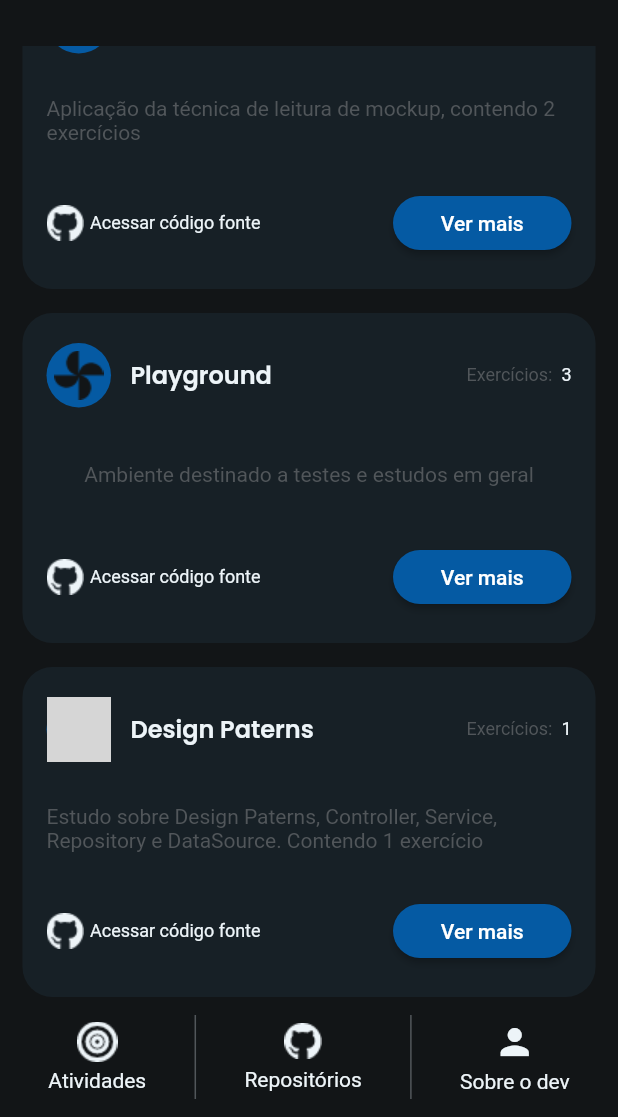
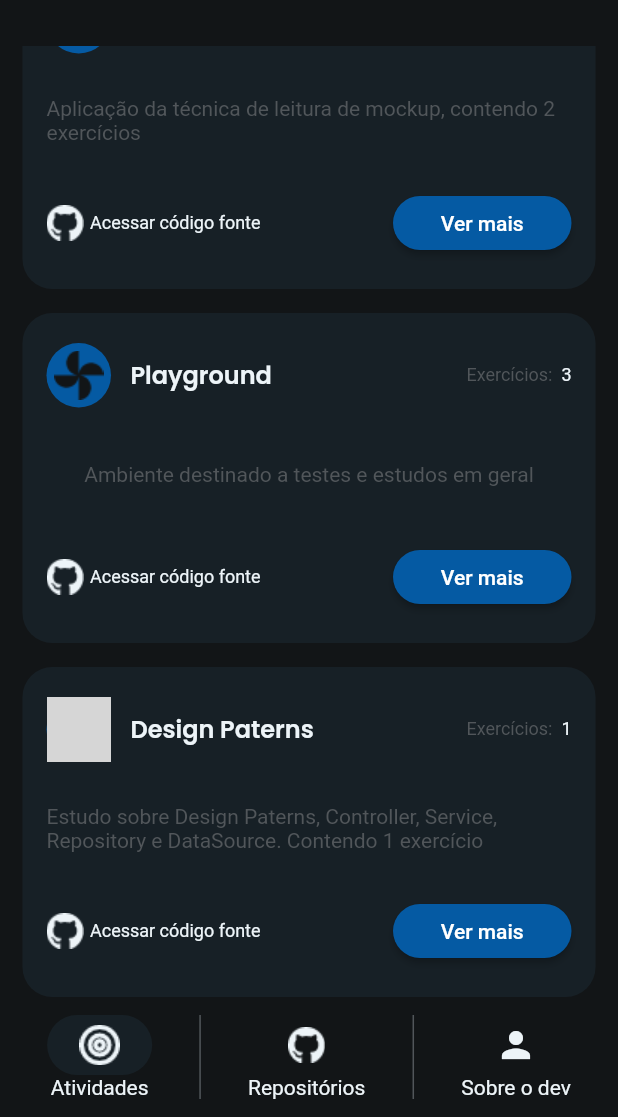
Before and after one commit to rondonVitor/masterclass-app, a Flutter app: the screen it shows after launch, scrolled down 310 dp, on a phone screen of 412 x 824 dp, the part 119-1236 px from its top. Run offline on Flutter 3.47's test engine with Material 2 defaults, Android fonts, the phone set to English and light mode, and no system bars; our stand-ins replace dio, get_it, google_fonts; grey boxes are pictures that could not be loaded.

Commit message:
Added bottom navigation bar functionality

```diff
--- a/lib/app_widget.dart
+++ b/lib/app_widget.dart
@@ -1,4 +1,5 @@
 import 'package:flutter/material.dart';
+import 'package:masterclass_app/modules/about/about_page.dart';
 import 'package:masterclass_app/modules/animations/animations_page.dart';
 import 'package:masterclass_app/modules/animations/challenge1/animations_challenge1_page.dart';
 import 'package:masterclass_app/modules/animations/challenge2/animations_challenge2_page.dart';
@@ -25,6 +26,7 @@ class AppWidget extends StatelessWidget {
       ),
       routes: {
         "/": (context) => const HomePage(),
+        "/about": (context) => const AboutPage(),
         "/animations": (context) => const AnimationsPage(),
         "/animations/challenge1": (context) => const AnimationsChallenge1Page(),
         "/animations/challenge2": (context) => const AnimationsChallenge2Page(),
--- a/lib/main.dart
+++ b/lib/main.dart
@@ -5,6 +5,7 @@ import 'package:masterclass_app/app_widget.dart';
 import 'package:masterclass_app/modules/design_paterns/challenge1/src/products/controllers/product_controller.dart';
 import 'package:masterclass_app/modules/design_paterns/challenge1/src/products/datasources/product_datasource.dart';
 import 'package:masterclass_app/modules/design_paterns/challenge1/src/products/repositories/product_repository.dart';
+import 'package:masterclass_app/shared/widgets/custom_bottom_navigation_bar_widget.dart';
 
 final getIt = GetIt.instance;
 
@@ -14,6 +15,7 @@ void main() {
   getIt.registerFactory<IProductRepository>(
       () => ProductRepository(getIt.get()));
   getIt.registerSingleton(ProductController(getIt.get()));
+  getIt.registerSingleton(SelectedIndex());
 
   runApp(const AppWidget());
 }
--- a/lib/shared/widgets/custom_bottom_navigation_bar_widget.dart
+++ b/lib/shared/widgets/custom_bottom_navigation_bar_widget.dart
@@ -1,9 +1,28 @@
 import 'package:flutter/material.dart';
+import 'package:masterclass_app/main.dart';
+
 import 'package:masterclass_app/shared/themes/app_colors.dart';
 import 'package:masterclass_app/shared/themes/app_images.dart';
 
-class CustomBottomNavigationBarWidget extends StatelessWidget {
+class CustomBottomNavigationBarWidget extends StatefulWidget {
   const CustomBottomNavigationBarWidget({Key? key}) : super(key: key);
+
+  @override
+  State<CustomBottomNavigationBarWidget> createState() =>
+      _CustomBottomNavigationBarWidgetState();
+}
+
+class _CustomBottomNavigationBarWidgetState
+    extends State<CustomBottomNavigationBarWidget> {
+  final selectedIndex = getIt.get<SelectedIndex>();
+
+  @override
+  void initState() {
+    super.initState();
+    selectedIndex.addListener(() {
+      setState(() {});
+    });
+  }
 
   @override
   Widget build(BuildContext context) {
@@ -18,11 +37,30 @@ class CustomBottomNavigationBarWidget extends StatelessWidget {
           crossAxisAlignment: CrossAxisAlignment.center,
           children: [
             GestureDetector(
-              onTap: () {},
+              onTap: () {
+                selectedIndex.value = 0;
+                Navigator.of(context).pushReplacementNamed('/');
+              },
               child: Column(
                 mainAxisAlignment: MainAxisAlignment.spaceEvenly,
                 children: [
-                  Image.asset(AppImages.iconTarget),
+                  selectedIndex.value == 0
+                      ? Container(
+                          width: 70,
+                          height: 40,
+                          decoration: BoxDecoration(
+                            color: AppColors.card,
+                            borderRadius: const BorderRadius.all(
+                              Radius.circular(20),
+                            ),
+                          ),
+                          child: Image.asset(AppImages.iconTarget),
+                        )
+                      : SizedBox(
+                          width: 70,
+                          height: 40,
+                          child: Image.asset(AppImages.iconTarget),
+                        ),
                   Text(
                     'Atividades',
                     style: TextStyle(color: AppColors.highlight),
@@ -35,11 +73,30 @@ class CustomBottomNavigationBarWidget extends StatelessWidget {
               decoration: BoxDecoration(color: AppColors.description),
             ),
             GestureDetector(
-              onTap: () {},
+              onTap: () {
+                selectedIndex.value = 1;
+                Navigator.of(context).pushReplacementNamed('/');
+              },
               child: Column(
                 mainAxisAlignment: MainAxisAlignment.spaceEvenly,
                 children: [
-                  Image.asset(AppImages.iconGithub),
+                  selectedIndex.value == 1
+                      ? Container(
+                          width: 70,
+                          height: 40,
+                          decoration: BoxDecoration(
+                            color: AppColors.card,
+                            borderRadius: const BorderRadius.all(
+                              Radius.circular(20),
+                            ),
+                          ),
+                          child: Image.asset(AppImages.iconGithub),
+                        )
+                      : SizedBox(
+                          width: 70,
+                          height: 40,
+                          child: Image.asset(AppImages.iconGithub),
+                        ),
                   Text(
                     'Repositórios',
                     style: TextStyle(color: AppColors.highlight),
@@ -52,15 +109,38 @@ class CustomBottomNavigationBarWidget extends StatelessWidget {
               decoration: BoxDecoration(color: AppColors.description),
             ),
             GestureDetector(
-              onTap: () {},
+              onTap: () {
+                selectedIndex.value = 2;
+                Navigator.of(context).pushReplacementNamed('/about');
+              },
               child: Column(
                 mainAxisAlignment: MainAxisAlignment.spaceEvenly,
                 children: [
-                  Icon(
-                    Icons.person,
-                    color: AppColors.highlight,
-                    size: 28,
-                  ),
+                  selectedIndex.value == 2
+                      ? Container(
+                          width: 70,
+                          height: 40,
+                          decoration: BoxDecoration(
+                            color: AppColors.card,
+                            borderRadius: const BorderRadius.all(
+                              Radius.circular(20),
+                            ),
+                          ),
+                          child: Icon(
+                            Icons.person,
+                            color: AppColors.highlight,
+                            size: 28,
+                          ),
+                        )
+                      : SizedBox(
+                          width: 70,
+                          height: 40,
+                          child: Icon(
+                            Icons.person,
+                            color: AppColors.highlight,
+                            size: 28,
+                          ),
+                        ),
                   Text(
                     'Sobre o dev',
                     style: TextStyle(color: AppColors.highlight),
@@ -74,3 +154,11 @@ class CustomBottomNavigationBarWidget extends StatelessWidget {
     );
   }
 }
+
+class SelectedIndex extends ValueNotifier<int> {
+  SelectedIndex() : super(0);
+
+  set setSelectedIndex(int index) {
+    value = index;
+  }
+}
```
Also changed, not shown: lib/modules/about/about_page.dart (added, +23 -0 lines).
